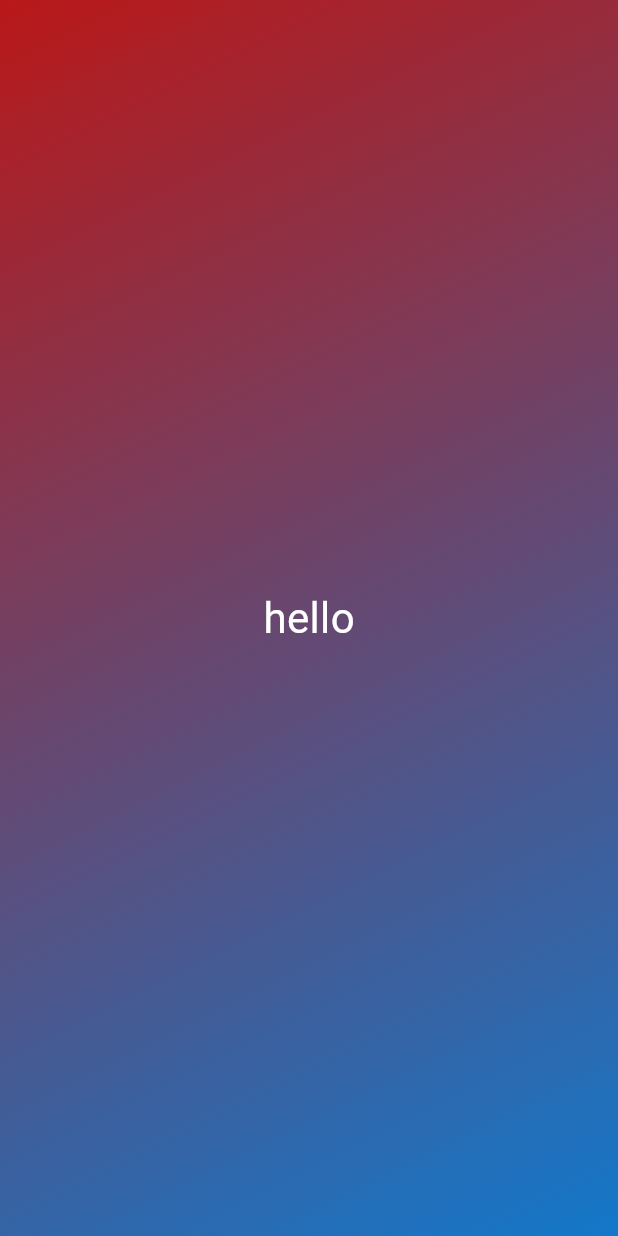
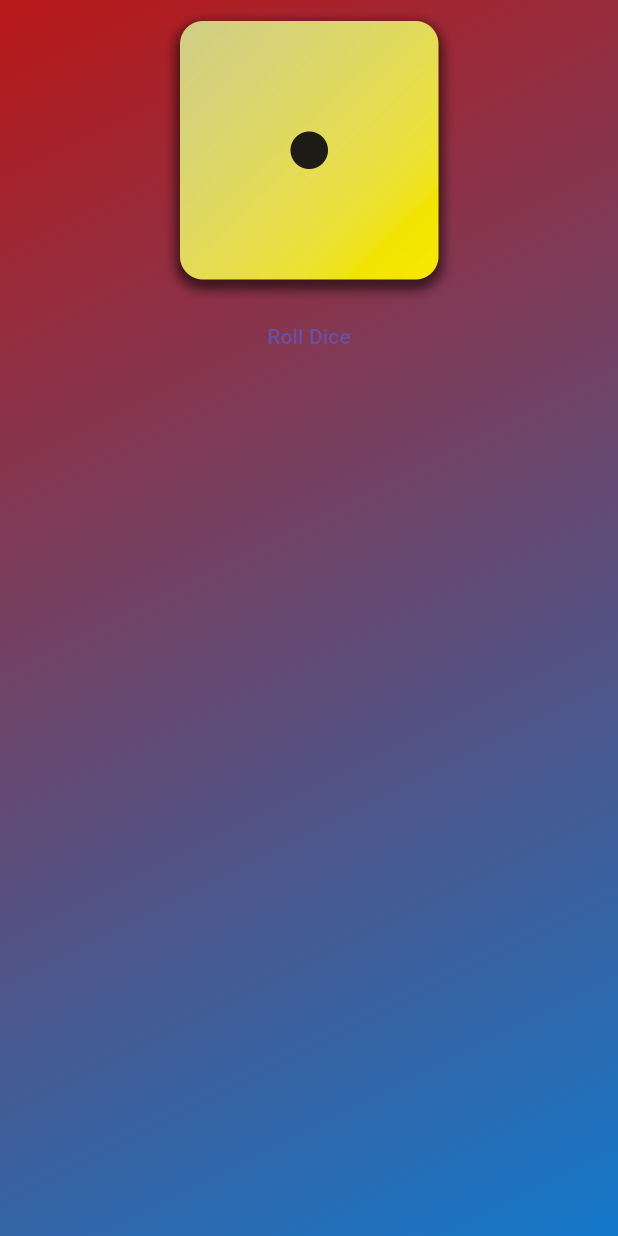
Before and after one commit to tahaasif04/Dice_App_Flutter, a Flutter app: the screen it shows after launch, on a phone screen of 412 x 824 dp. Run offline on Flutter 3.47's test engine with Material 3 defaults, Android fonts, the phone set to English and light mode, and no system bars.

Commit message:
Update gradient_container.dart

```diff
--- a/dice_app/lib/gradient_container.dart
+++ b/dice_app/lib/gradient_container.dart
@@ -1,5 +1,5 @@
 import 'package:flutter/material.dart';
-import 'styled_text.dart';
+
 
 const startAlignment = Alignment.topLeft;
 const endAlignment = Alignment.bottomRight;
@@ -12,6 +12,10 @@ class GradientContainer extends StatelessWidget
 final Color color1;
 final Color color2;
 
+void rollDice(){
+
+}
+
   @override
   Widget build(context){
   return  Container(
@@ -22,8 +26,20 @@ final Color color2;
               end: endAlignment ,
             ),
           ),
-          child: const Center(
-            child: StyledText('hello')
-          ),
-        );
+          child: Center(
+            child: Column(
+              children: [
+                Image.asset(
+                  'assets/images/dice-1.png',width:200,
+                  ),
+
+          TextButton(
+            onPressed: rollDice,
+            child: const Text('Roll Dice'),
+
+          )
+          ],
+        ),
+        ),
+  );
         }}
```
